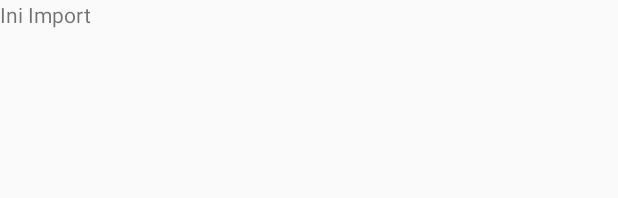
After one commit to yessypermatasari/Navigation4, an Android app: the layout fragment_import.xml on its own in the app's theme, with its tools: preview values and no code run, on a phone screen of 412 x 824 dp. The commit adds this screen. Shown: the top 198 px of the screen. Run offline under Robolectric (Android 15) with nearby library versions, the phone set to English and light mode, and no system bars.

Commit message:
Navigation Drawer Change Fragment & Title

```diff
--- a/app/build.gradle
+++ b/app/build.gradle
@@ -26,5 +26,6 @@ dependencies {
     })
     compile 'com.android.support:appcompat-v7:25.1.0'
     compile 'com.android.support:design:25.1.0'
+    compile 'com.android.support:support-v4:25.1.0'
     testCompile 'junit:junit:4.12'
 }
--- a/app/src/main/res/layout/app_bar_main.xml
+++ b/app/src/main/res/layout/app_bar_main.xml
@@ -21,7 +21,11 @@
 
     </android.support.design.widget.AppBarLayout>
 
-    <include layout="@layout/content_main" />
+    <FrameLayout
+        android:id="@+id/container"
+        android:layout_width="match_parent"
+        android:layout_height="match_parent"
+        app:layout_behavior="@string/appbar_scrolling_view_behavior" />
 
     <android.support.design.widget.FloatingActionButton
         android:id="@+id/fab"
--- /dev/null
+++ b/app/src/main/res/layout/fragment_import.xml
@@ -0,0 +1,13 @@
+<FrameLayout xmlns:android="http://schemas.android.com/apk/res/android"
+    xmlns:tools="http://schemas.android.com/tools"
+    android:layout_width="match_parent"
+    android:layout_height="match_parent"
+    tools:context="id.sch.smktelkom_mlg.learn.navigation4.ImportFragment">
+
+    <!-- TODO: Update blank fragment layout -->
+    <TextView
+        android:layout_width="match_parent"
+        android:layout_height="match_parent"
+        android:text="Ini Import" />
+
+</FrameLayout>
--- a/app/src/main/res/values/strings.xml
+++ b/app/src/main/res/values/strings.xml
@@ -5,4 +5,7 @@
     <string name="navigation_drawer_close">Close navigation drawer</string>
 
     <string name="action_settings">Settings</string>
+
+    <!-- TODO: Remove or change this placeholder text -->
+    <string name="hello_blank_fragment">Hello blank fragment</string>
 </resources>
```
Also changed, not shown: app/src/main/java/id/sch/smktelkom_mlg/learn/navigation4/HomeFragment.java (added, +29 -0 lines), app/src/main/java/id/sch/smktelkom_mlg/learn/navigation4/ImportFragment.java (added, +29 -0 lines), app/src/main/java/id/sch/smktelkom_mlg/learn/navigation4/MainActivity.java (+12 -23 lines), app/src/main/res/layout/fragment_home.xml (added, +13 -0 lines).
